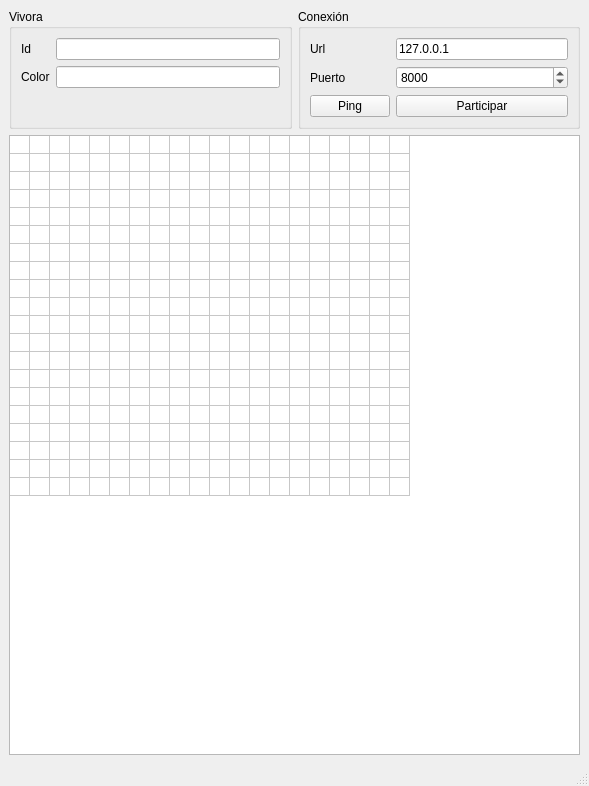
Before: the Qt Designer form cliente.ui in DiegoFav/Practica08-Modelado20171, drawn with Qt 5.
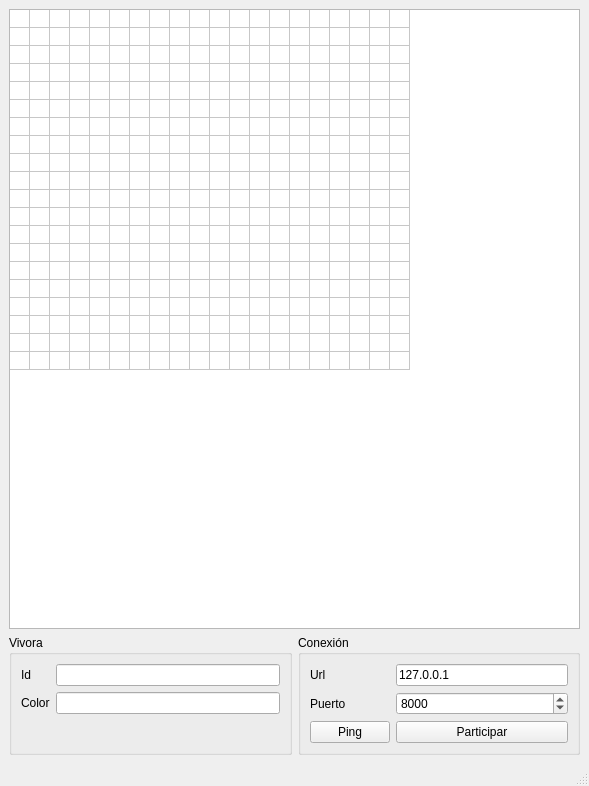
After: the same form once the commit is applied.

Commit message: Cambié poquito el diseño de cliente

```diff
--- a/cliente.ui
+++ b/cliente.ui
@@ -21,107 +21,7 @@
   </property>
   <widget class="QWidget" name="centralwidget">
    <layout class="QGridLayout" name="gridLayout">
-    <property name="topMargin">
-     <number>9</number>
-    </property>
-    <property name="bottomMargin">
-     <number>9</number>
-    </property>
-    <property name="verticalSpacing">
-     <number>6</number>
-    </property>
-    <item row="0" column="0">
-     <widget class="QGroupBox" name="group_Vivora">
-      <property name="title">
-       <string>Vivora</string>
-      </property>
-      <layout class="QFormLayout" name="formLayout_2">
-       <item row="0" column="0">
-        <widget class="QLabel" name="label_Id">
-         <property name="text">
-          <string>Id</string>
-         </property>
-        </widget>
-       </item>
-       <item row="0" column="1">
-        <widget class="QLineEdit" name="text_Id">
-         <property name="readOnly">
-          <bool>true</bool>
-         </property>
-        </widget>
-       </item>
-       <item row="1" column="0">
-        <widget class="QLabel" name="label_Color">
-         <property name="text">
-          <string>Color</string>
-         </property>
-        </widget>
-       </item>
-       <item row="1" column="1">
-        <widget class="QLineEdit" name="text_Color">
-         <property name="readOnly">
-          <bool>true</bool>
-         </property>
-        </widget>
-       </item>
-      </layout>
-     </widget>
-    </item>
-    <item row="0" column="1">
-     <widget class="QGroupBox" name="group_Conexion">
-      <property name="title">
-       <string>Conexión</string>
-      </property>
-      <layout class="QFormLayout" name="formLayout">
-       <item row="0" column="0">
-        <widget class="QLabel" name="label_Url">
-         <property name="text">
-          <string>Url</string>
-         </property>
-        </widget>
-       </item>
-       <item row="0" column="1">
-        <widget class="QLineEdit" name="URL">
-         <property name="text">
-          <string>127.0.0.1</string>
-         </property>
-        </widget>
-       </item>
-       <item row="1" column="0">
-        <widget class="QLabel" name="label_Puerto">
-         <property name="text">
-          <string>Puerto</string>
-         </property>
-        </widget>
-       </item>
-       <item row="1" column="1">
-        <widget class="QSpinBox" name="spinBox_Puerto">
-         <property name="maximum">
-          <number>10000</number>
-         </property>
-         <property name="value">
-          <number>8000</number>
-         </property>
-        </widget>
-       </item>
-       <item row="2" column="0">
-        <widget class="QPushButton" name="btn_Ping">
-         <property name="text">
-          <string>Ping</string>
-         </property>
-        </widget>
-       </item>
-       <item row="2" column="1">
-        <widget class="QPushButton" name="btn_Participar">
-         <property name="text">
-          <string>Participar</string>
-         </property>
-        </widget>
-       </item>
-      </layout>
-     </widget>
-    </item>
-    <item row="1" column="0" colspan="2">
+    <item row="0" column="0" colspan="2">
      <widget class="QTableWidget" name="table">
       <property name="sizePolicy">
        <sizepolicy hsizetype="Expanding" vsizetype="Expanding">
@@ -234,6 +134,103 @@
       <column/>
      </widget>
     </item>
+    <item row="1" column="0">
+     <widget class="QGroupBox" name="group_Vivora">
+      <property name="title">
+       <string>Vivora</string>
+      </property>
+      <layout class="QFormLayout" name="formLayout_2">
+       <property name="fieldGrowthPolicy">
+        <enum>QFormLayout::AllNonFixedFieldsGrow</enum>
+       </property>
+       <item row="0" column="0">
+        <widget class="QLabel" name="label_Id">
+         <property name="text">
+          <string>Id</string>
+         </property>
+        </widget>
+       </item>
+       <item row="0" column="1">
+        <widget class="QLineEdit" name="text_Id">
+         <property name="readOnly">
+          <bool>true</bool>
+         </property>
+        </widget>
+       </item>
+       <item row="1" column="0">
+        <widget class="QLabel" name="label_Color">
+         <property name="text">
+          <string>Color</string>
+         </property>
+        </widget>
+       </item>
+       <item row="1" column="1">
+        <widget class="QLineEdit" name="text_Color">
+         <property name="readOnly">
+          <bool>true</bool>
+         </property>
+        </widget>
+       </item>
+      </layout>
+     </widget>
+    </item>
+    <item row="1" column="1">
+     <widget class="QGroupBox" name="group_Conexion">
+      <property name="title">
+       <string>Conexión</string>
+      </property>
+      <layout class="QFormLayout" name="formLayout">
+       <property name="fieldGrowthPolicy">
+        <enum>QFormLayout::AllNonFixedFieldsGrow</enum>
+       </property>
+       <item row="0" column="0">
+        <widget class="QLabel" name="label_Url">
+         <property name="text">
+          <string>Url</string>
+         </property>
+        </widget>
+       </item>
+       <item row="0" column="1">
+        <widget class="QLineEdit" name="URL">
+         <property name="text">
+          <string>127.0.0.1</string>
+         </property>
+        </widget>
+       </item>
+       <item row="1" column="0">
+        <widget class="QLabel" name="label_Puerto">
+         <property name="text">
+          <string>Puerto</string>
+         </property>
+        </widget>
+       </item>
+       <item row="1" column="1">
+        <widget class="QSpinBox" name="spinBox_Puerto">
+         <property name="maximum">
+          <number>10000</number>
+         </property>
+         <property name="value">
+          <number>8000</number>
+         </property>
+        </widget>
+       </item>
+       <item row="2" column="0">
+        <widget class="QPushButton" name="btn_Ping">
+         <property name="text">
+          <string>Ping</string>
+         </property>
+        </widget>
+       </item>
+       <item row="2" column="1">
+        <widget class="QPushButton" name="btn_Participar">
+         <property name="text">
+          <string>Participar</string>
+         </property>
+        </widget>
+       </item>
+      </layout>
+     </widget>
+    </item>
    </layout>
   </widget>
   <widget class="QStatusBar" name="statusbar"/>
```
